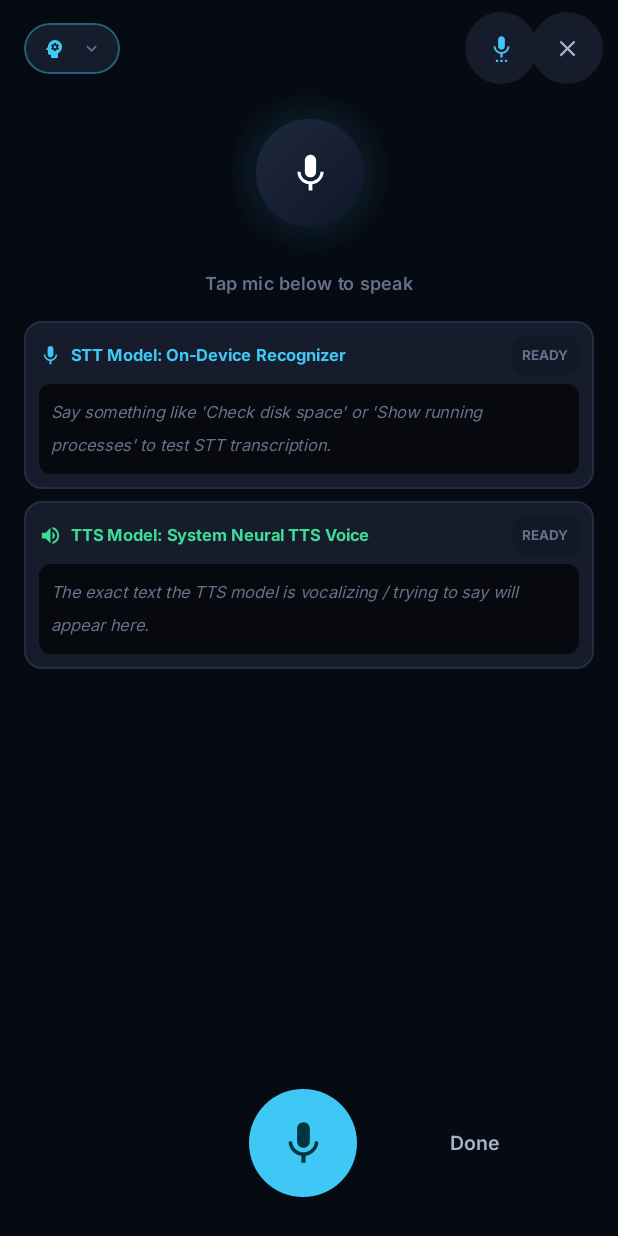
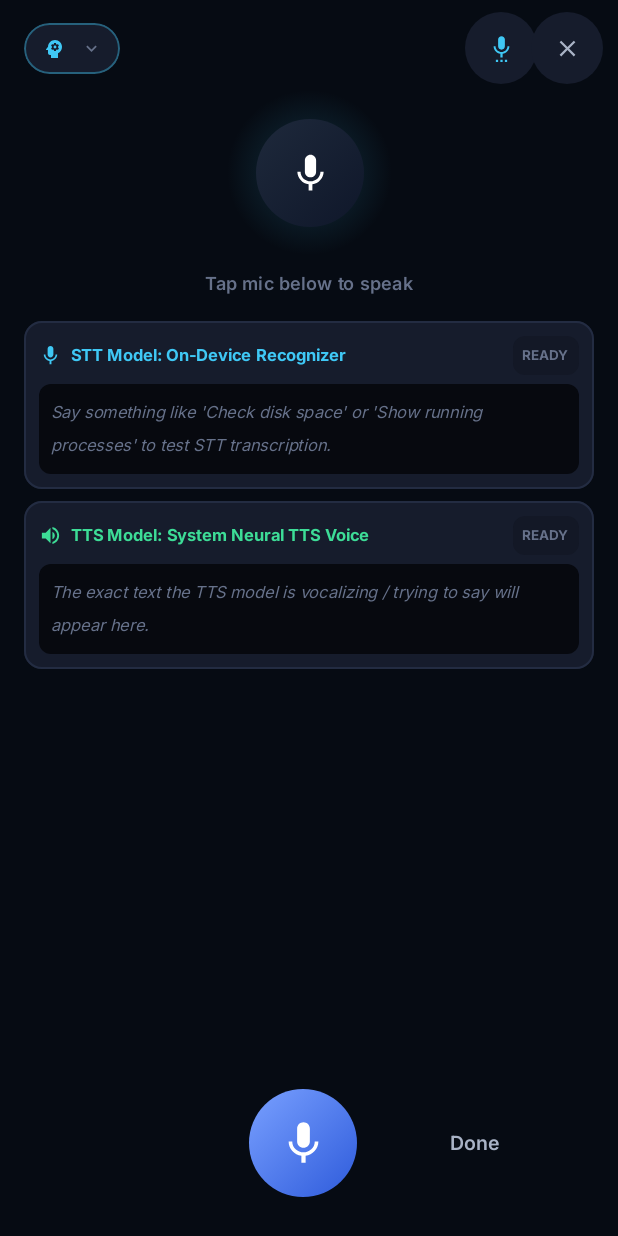
Before and after one commit to MAppsAI/Spark_android, an Android app built with Jetpack Compose: the composable VoiceModeDialog called with empty values, on a phone screen of 412 x 824 dp. Run offline under Robolectric (Android 15) with nearby library versions, the light colour scheme and no system bars; 7 statements that could not run were skipped.

Commit message:
design: sweep legacy cyan solid buttons to brand azure, gradient mic FAB

```diff
--- a/app/src/main/java/com/example/ui/components/AddNodeDialog.kt
+++ b/app/src/main/java/com/example/ui/components/AddNodeDialog.kt
@@ -355,7 +355,7 @@
                                 tags
                             )
                         },
-                        colors = ButtonDefaults.buttonColors(containerColor = CyberCyan, contentColor = Color(0xFF00363D)),
+                        colors = ButtonDefaults.buttonColors(containerColor = SparkBlue, contentColor = Color.White),
                         modifier = Modifier.testTag("save_node_btn")
                     ) {
                         Text("Connect Computer", fontWeight = FontWeight.Bold)
--- a/app/src/main/java/com/example/ui/components/EditNodeDialog.kt
+++ b/app/src/main/java/com/example/ui/components/EditNodeDialog.kt
@@ -47,6 +47,7 @@
 import com.example.data.model.OsType
 import com.example.data.model.TailNode
 import com.example.ui.theme.CyberCyan
+import com.example.ui.theme.SparkBlue
 import com.example.ui.theme.DarkBorder
 import com.example.ui.theme.DarkSurfaceElevated
 import com.example.ui.theme.HermesGold
@@ -331,7 +332,7 @@
                             )
                             onSave(updated)
                         },
-                        colors = ButtonDefaults.buttonColors(containerColor = CyberCyan, contentColor = Color(0xFF00363D)),
+                        colors = ButtonDefaults.buttonColors(containerColor = SparkBlue, contentColor = Color.White),
                         modifier = Modifier.testTag("save_edit_node_btn")
                     ) {
                         Text("Save Changes", fontWeight = FontWeight.Bold)
--- a/app/src/main/java/com/example/ui/components/VoiceModeComponents.kt
+++ b/app/src/main/java/com/example/ui/components/VoiceModeComponents.kt
@@ -71,6 +71,7 @@
 import androidx.compose.ui.draw.scale
 import androidx.compose.ui.graphics.Brush
 import androidx.compose.ui.graphics.Color
+import androidx.compose.ui.graphics.SolidColor
 import androidx.compose.ui.platform.testTag
 import androidx.compose.ui.text.font.FontFamily
 import androidx.compose.ui.text.font.FontWeight
@@ -82,6 +83,9 @@
 import com.example.data.model.DiscoveredLlmModel
 import com.example.data.model.TailNode
 import com.example.ui.theme.CyberCyan
+import com.example.ui.theme.SparkBlue
+import com.example.ui.theme.SparkBlueBright
+import com.example.ui.theme.SparkBlueDeep
 import com.example.ui.theme.DarkBorder
 import com.example.ui.theme.DarkCanvas
 import com.example.ui.theme.DarkSurface
@@ -652,14 +656,18 @@
                             .size(72.dp)
                             .clip(CircleShape)
                             .background(
-                                if (voiceState == VoiceState.LISTENING) TerminalRed else CyberCyan
+                                if (voiceState == VoiceState.LISTENING)
+                                    SolidColor(TerminalRed)
+                                else androidx.compose.ui.graphics.Brush.linearGradient(
+                                    listOf(SparkBlueBright, SparkBlueDeep)
+                                )
                             )
                             .testTag("voice_mic_toggle_btn")
                     ) {
                         Icon(
                             imageVector = if (voiceState == VoiceState.LISTENING) Icons.Default.MicOff else Icons.Default.Mic,
                             contentDescription = "Mic",
-                            tint = if (voiceState == VoiceState.LISTENING) Color.White else Color(0xFF00363D),
+                            tint = Color.White,
                             modifier = Modifier.size(34.dp)
                         )
                     }
@@ -842,7 +850,7 @@
                                 } else {
                                     Button(
                                         onClick = { onDownloadModel(model.id) },
-                                        colors = ButtonDefaults.buttonColors(containerColor = CyberCyan, contentColor = Color(0xFF00363D)),
+                                        colors = ButtonDefaults.buttonColors(containerColor = SparkBlue, contentColor = Color.White),
                                         shape = RoundedCornerShape(8.dp),
                                         modifier = Modifier.height(32.dp).testTag("download_${model.id}")
                                     ) {
--- a/app/src/main/java/com/example/ui/screens/LlmChatScreen.kt
+++ b/app/src/main/java/com/example/ui/screens/LlmChatScreen.kt
@@ -936,7 +936,7 @@
                     Icon(
                         imageVector = Icons.Default.Send,
                         contentDescription = "Send",
-                        tint = if (chatInput.isBlank()) TextMuted else Color(0xFF00363D),
+                        tint = if (chatInput.isBlank()) TextMuted else Color.White,
                         modifier = Modifier.size(18.dp)
                     )
                 }
@@ -974,7 +974,7 @@
                             viewModel.createNewChat()
                             isHistorySheetOpen = false
                         },
-                        colors = ButtonDefaults.buttonColors(containerColor = CyberCyan, contentColor = Color(0xFF00363D)),
+                        colors = ButtonDefaults.buttonColors(containerColor = SparkBlue, contentColor = Color.White),
                         shape = RoundedCornerShape(8.dp),
                         modifier = Modifier.height(34.dp).testTag("sheet_new_chat_btn")
                     ) {
```
Also changed, not shown: app/src/main/java/com/example/ui/screens/FileTransferScreen.kt (+7 -6 lines), app/src/main/java/com/example/ui/screens/RemoteDesktopScreen.kt (+6 -5 lines).
